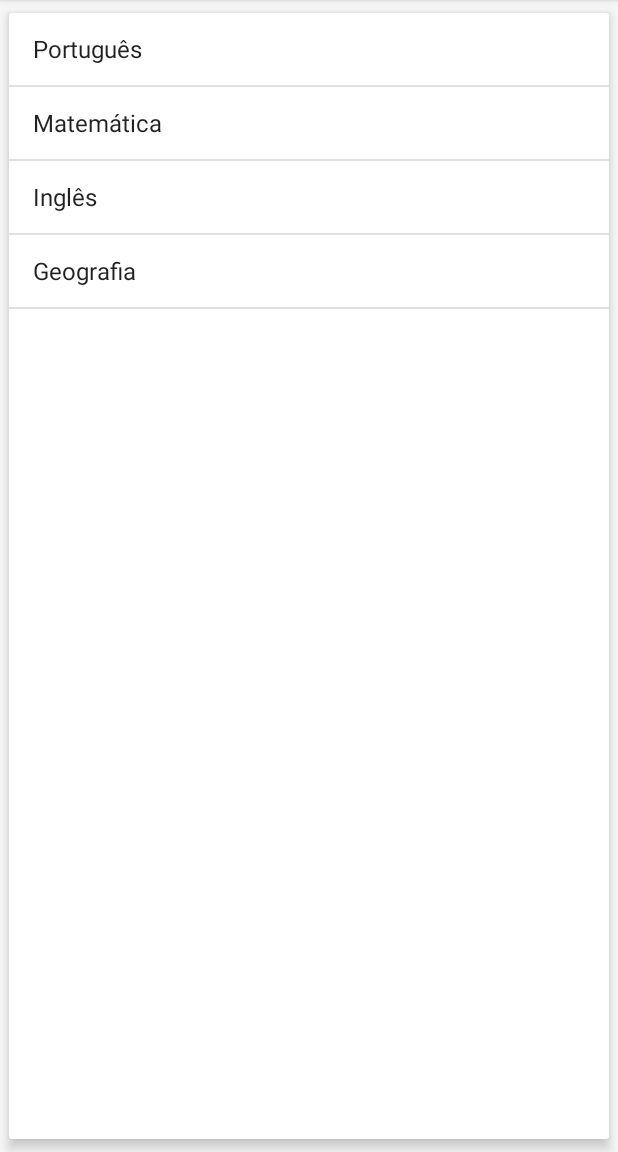
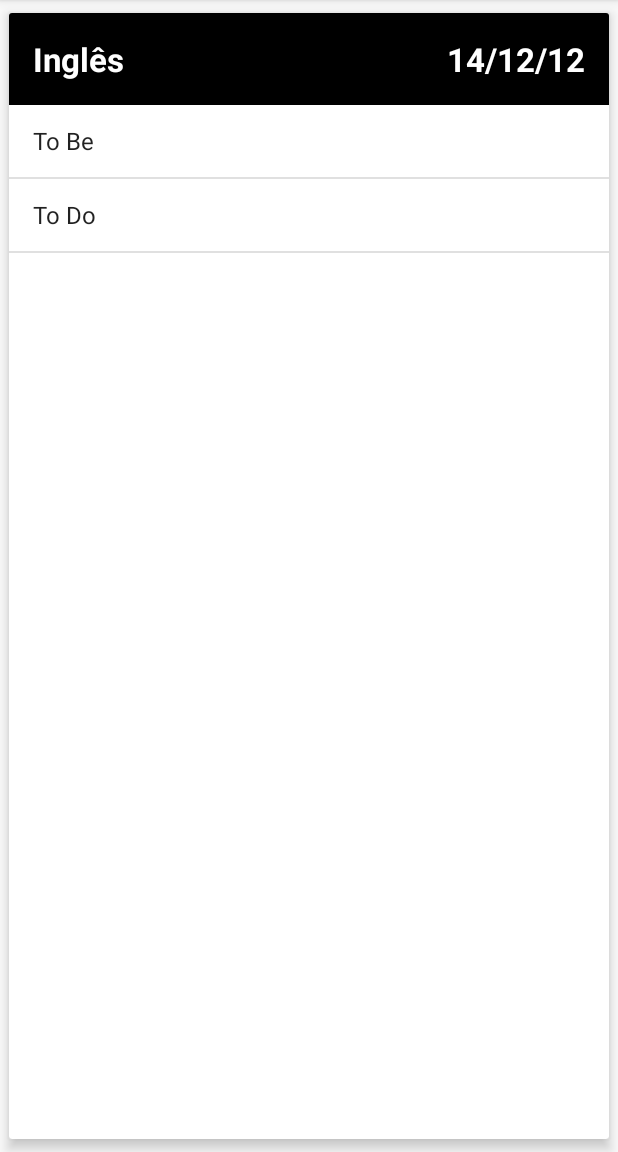
Before and after one commit to TomazMartins/alura-carreiraAndroid-final, an Android app: the AssessmentActivity screen opened directly, with no data from a screen before it, after a tap on "Inglês", on a phone screen of 412 x 824 dp, the part 84-1236 px from its top. Run offline under Robolectric (Android 15) with nearby library versions, the phone set to English and light mode, and no system bars.

Commit message:
Create screen to detail of assessment
Signed-off-by: TomazMartins <tomaz.r.martins@gmail.com>

```diff
--- a/app/src/main/AndroidManifest.xml
+++ b/app/src/main/AndroidManifest.xml
@@ -33,6 +33,8 @@
 
         <activity android:name=".ui.activities.AssessmentActivity">
         </activity>
+        <activity android:name=".ui.activities.AssessmentDetailActivity">
+        </activity>
     </application>
 
 </manifest>
--- a/app/src/main/java/br/com/alura/schedule/models/Assessment.java
+++ b/app/src/main/java/br/com/alura/schedule/models/Assessment.java
@@ -1,8 +1,9 @@
 package br.com.alura.schedule.models;
 
+import java.io.Serializable;
 import java.util.List;
 
-public class Assessment {
+public class Assessment implements Serializable {
     private List<String> mTopics;
     private String mDiscipline;
     private String mDate;
--- a/app/src/main/java/br/com/alura/schedule/ui/activities/AssessmentActivity.java
+++ b/app/src/main/java/br/com/alura/schedule/ui/activities/AssessmentActivity.java
@@ -1,5 +1,6 @@
 package br.com.alura.schedule.ui.activities;
 
+import android.content.Intent;
 import android.support.v7.app.AppCompatActivity;
 import android.os.Bundle;
 import android.view.View;
@@ -44,6 +45,10 @@ public class AssessmentActivity extends AppCompatActivity {
             public void onItemClick( AdapterView<?> parent, View view, int position, long l ) {
                 Assessment currentAssessment = (Assessment) parent.getItemAtPosition( position );
                 Toast.makeText( AssessmentActivity.this, "On: " + currentAssessment.toString(), Toast.LENGTH_SHORT ).show();
+
+                Intent toDetailAssessment = new Intent( AssessmentActivity.this, AssessmentDetailActivity.class );
+                toDetailAssessment.putExtra( "assessment", currentAssessment );
+                startActivity( toDetailAssessment );
             }
         } );
     }
--- /dev/null
+++ b/app/src/main/java/br/com/alura/schedule/ui/activities/AssessmentDetailActivity.java
@@ -0,0 +1,40 @@
+package br.com.alura.schedule.ui.activities;
+
+import android.content.Intent;
+import android.support.v7.app.AppCompatActivity;
+import android.os.Bundle;
+import android.widget.ArrayAdapter;
+import android.widget.ListView;
+import android.widget.TextView;
+
+import br.com.alura.schedule.R;
+import br.com.alura.schedule.models.Assessment;
+
+public class AssessmentDetailActivity extends AppCompatActivity {
+    private TextView mTvDisciplineAssessment;
+    private ListView mLvTopicsAssessment;
+    private TextView mTvDateAssessment;
+
+    @Override
+    protected void onCreate( Bundle savedInstanceState ) {
+        super.onCreate( savedInstanceState );
+        setContentView( R.layout.activity_assessment_detail );
+
+        Intent intent = getIntent();
+        Assessment assessment = (Assessment) intent.getSerializableExtra( "assessment" );
+
+        mTvDisciplineAssessment = (TextView) findViewById( R.id.detail_assessment_discipline );
+        mLvTopicsAssessment = (ListView) findViewById( R.id.detail_assessment_topics );
+        mTvDateAssessment = (TextView) findViewById( R.id.detail_assessment_date );
+
+        mTvDisciplineAssessment.setText( assessment.getDiscipline() );
+        mTvDateAssessment.setText( assessment.getDate() );
+
+        ArrayAdapter<String> adapter = new ArrayAdapter<>(
+                this,
+                android.R.layout.simple_list_item_1,
+                assessment.getTopics() );
+
+        mLvTopicsAssessment.setAdapter( adapter );
+    }
+}
--- /dev/null
+++ b/app/src/main/res/layout/activity_assessment_detail.xml
@@ -0,0 +1,49 @@
+<?xml version="1.0" encoding="utf-8"?>
+<android.support.v7.widget.CardView
+    xmlns:android="http://schemas.android.com/apk/res/android"
+    xmlns:app="http://schemas.android.com/apk/res-auto"
+    android:layout_width="match_parent"
+    android:layout_height="match_parent"
+    app:cardUseCompatPadding="true"
+    app:cardElevation="5dp">
+
+    <LinearLayout
+        android:layout_width="match_parent"
+        android:layout_height="match_parent"
+        android:orientation="vertical">
+
+        <RelativeLayout
+            android:layout_width="match_parent"
+            android:layout_height="wrap_content"
+            android:background="#000">
+
+            <TextView
+                android:id="@+id/detail_assessment_discipline"
+                android:layout_width="wrap_content"
+                android:layout_height="wrap_content"
+                android:layout_margin="16dp"
+                android:text="Discipline"
+                android:textColor="#fff"
+                android:textStyle="bold"
+                android:textSize="22sp"/>
+
+            <TextView
+                android:id="@+id/detail_assessment_date"
+                android:layout_width="wrap_content"
+                android:layout_height="wrap_content"
+                android:layout_alignParentRight="true"
+                android:layout_margin="16dp"
+                android:text="Date"
+                android:textColor="#fff"
+                android:textStyle="bold"
+                android:textSize="22sp"/>
+
+        </RelativeLayout>
+
+        <ListView
+            android:id="@+id/detail_assessment_topics"
+            android:layout_width="match_parent"
+            android:layout_height="match_parent"/>
+
+    </LinearLayout>
+</android.support.v7.widget.CardView>
```
